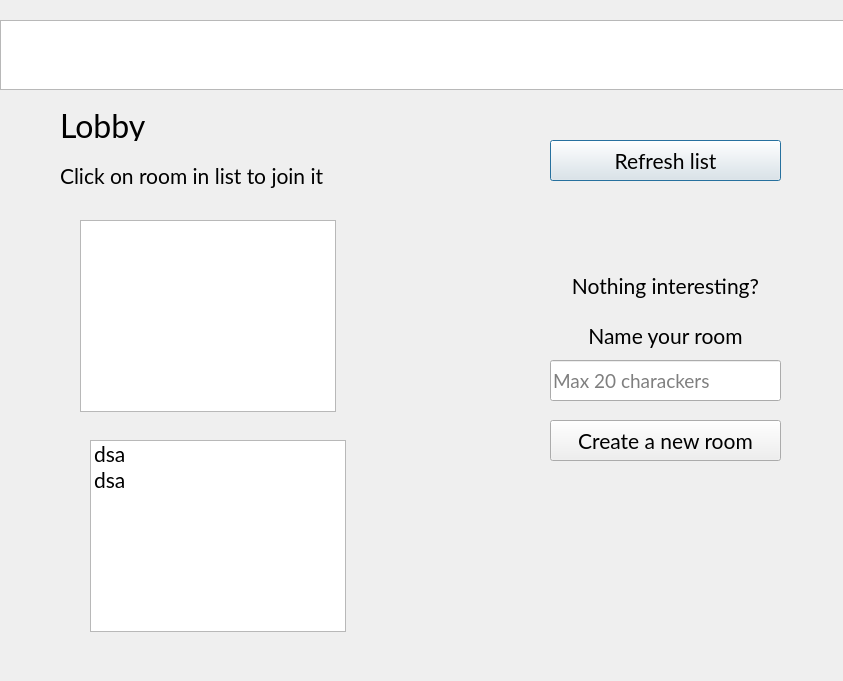
First picture: the form in src/client/lobby.ui, repository GPlaczek/Networking, before the edit.
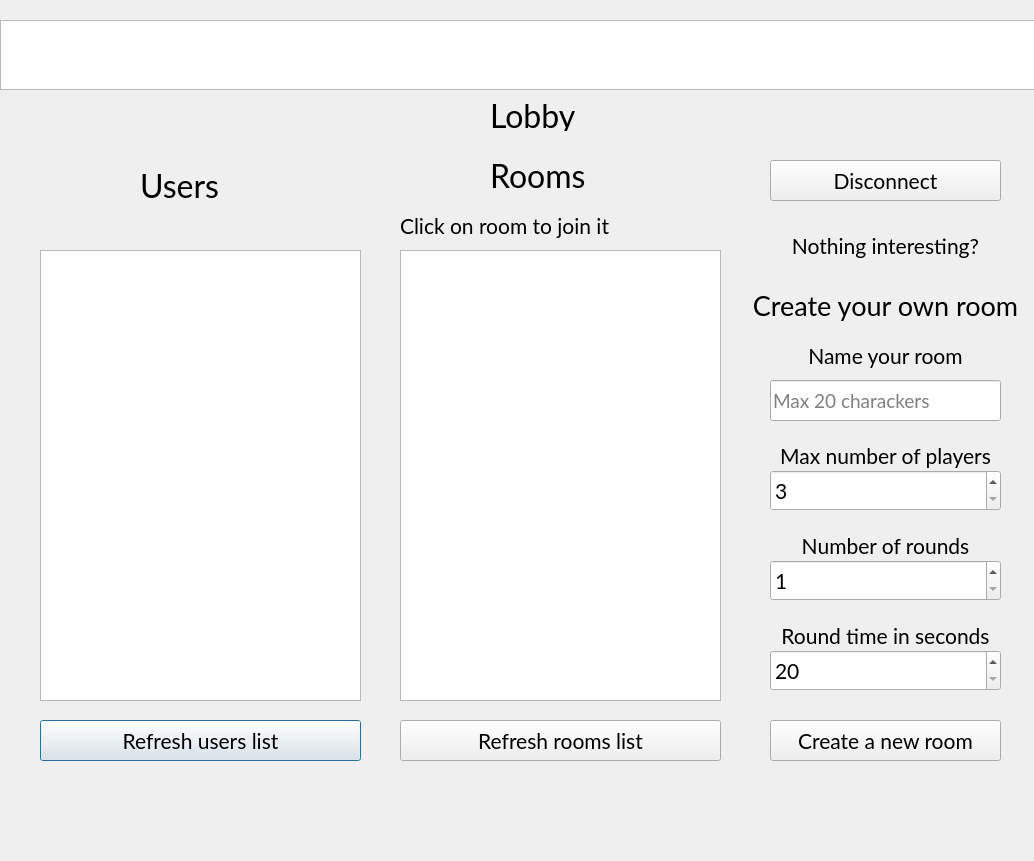
Second picture: the form after the edit.

Commit message: #7 Update lobby, add waiting and game room

What changed in the file:
```diff
--- a/src/client/lobby.ui
+++ b/src/client/lobby.ui
@@ -6,8 +6,8 @@
    <rect>
     <x>0</x>
     <y>0</y>
-    <width>843</width>
-    <height>681</height>
+    <width>1034</width>
+    <height>861</height>
    </rect>
   </property>
   <property name="font">
@@ -22,51 +22,31 @@
   <widget class="QPushButton" name="refreshBtn">
    <property name="geometry">
     <rect>
-     <x>550</x>
-     <y>140</y>
-     <width>231</width>
+     <x>40</x>
+     <y>720</y>
+     <width>321</width>
      <height>41</height>
     </rect>
    </property>
    <property name="text">
-    <string>Refresh list</string>
+    <string>Refresh users list</string>
    </property>
   </widget>
-  <widget class="QListView" name="listView">
+  <widget class="QListWidget" name="usersList">
    <property name="geometry">
     <rect>
-     <x>80</x>
-     <y>220</y>
-     <width>256</width>
-     <height>192</height>
+     <x>40</x>
+     <y>250</y>
+     <width>321</width>
+     <height>451</height>
     </rect>
    </property>
   </widget>
-  <widget class="QListWidget" name="listWidget">
-   <property name="geometry">
-    <rect>
-     <x>90</x>
-     <y>440</y>
-     <width>256</width>
-     <height>192</height>
-    </rect>
-   </property>
-   <item>
-    <property name="text">
-     <string>dsa</string>
-    </property>
-   </item>
-   <item>
-    <property name="text">
-     <string>dsa</string>
-    </property>
-   </item>
-  </widget>
   <widget class="QPushButton" name="createRoomBtn">
    <property name="geometry">
     <rect>
-     <x>550</x>
-     <y>420</y>
+     <x>770</x>
+     <y>720</y>
      <width>231</width>
      <height>41</height>
     </rect>
@@ -78,14 +58,14 @@
   <widget class="QLabel" name="label">
    <property name="geometry">
     <rect>
-     <x>60</x>
-     <y>160</y>
+     <x>400</x>
+     <y>210</y>
      <width>331</width>
      <height>31</height>
     </rect>
    </property>
    <property name="text">
-    <string>Click on room in list to join it</string>
+    <string>Click on room to join it</string>
    </property>
    <property name="alignment">
     <set>Qt::AlignLeading|Qt::AlignLeft|Qt::AlignVCenter</set>
@@ -94,8 +74,8 @@
   <widget class="QLabel" name="label_2">
    <property name="geometry">
     <rect>
-     <x>550</x>
-     <y>270</y>
+     <x>770</x>
+     <y>230</y>
      <width>231</width>
      <height>31</height>
     </rect>
@@ -110,8 +90,8 @@
   <widget class="QLabel" name="label_3">
    <property name="geometry">
     <rect>
-     <x>60</x>
-     <y>110</y>
+     <x>490</x>
+     <y>100</y>
      <width>201</width>
      <height>31</height>
     </rect>
@@ -132,8 +112,8 @@
   <widget class="QLabel" name="label_4">
    <property name="geometry">
     <rect>
-     <x>550</x>
-     <y>320</y>
+     <x>770</x>
+     <y>340</y>
      <width>231</width>
      <height>31</height>
     </rect>
@@ -148,8 +128,8 @@
   <widget class="QLineEdit" name="roomName">
    <property name="geometry">
     <rect>
-     <x>550</x>
-     <y>360</y>
+     <x>770</x>
+     <y>380</y>
      <width>231</width>
      <height>41</height>
     </rect>
@@ -184,7 +164,7 @@
     <rect>
      <x>0</x>
      <y>20</y>
-     <width>851</width>
+     <width>1041</width>
      <height>70</height>
     </rect>
    </property>
@@ -214,6 +194,204 @@
 &lt;p style=&quot;-qt-paragraph-type:empty; margin-top:0px; margin-bottom:0px; margin-left:0px; margin-right:0px; -qt-block-indent:0; text-indent:0px;&quot;&gt;&lt;br /&gt;&lt;/p&gt;&lt;/body&gt;&lt;/html&gt;</string>
    </property>
   </widget>
+  <widget class="QPushButton" name="disconnectBtn">
+   <property name="geometry">
+    <rect>
+     <x>770</x>
+     <y>160</y>
+     <width>231</width>
+     <height>41</height>
+    </rect>
+   </property>
+   <property name="text">
+    <string>Disconnect</string>
+   </property>
+  </widget>
+  <widget class="QPushButton" name="refreshRoomListBtn">
+   <property name="geometry">
+    <rect>
+     <x>400</x>
+     <y>720</y>
+     <width>321</width>
+     <height>41</height>
+    </rect>
+   </property>
+   <property name="text">
+    <string>Refresh rooms list</string>
+   </property>
+  </widget>
+  <widget class="QLabel" name="label_5">
+   <property name="geometry">
+    <rect>
+     <x>490</x>
+     <y>160</y>
+     <width>201</width>
+     <height>31</height>
+    </rect>
+   </property>
+   <property name="font">
+    <font>
+     <family>Lato</family>
+     <pointsize>24</pointsize>
+    </font>
+   </property>
+   <property name="text">
+    <string>Rooms</string>
+   </property>
+   <property name="alignment">
+    <set>Qt::AlignLeading|Qt::AlignLeft|Qt::AlignVCenter</set>
+   </property>
+  </widget>
+  <widget class="QLabel" name="label_6">
+   <property name="geometry">
+    <rect>
+     <x>140</x>
+     <y>170</y>
+     <width>201</width>
+     <height>31</height>
+    </rect>
+   </property>
+   <property name="font">
+    <font>
+     <family>Lato</family>
+     <pointsize>24</pointsize>
+    </font>
+   </property>
+   <property name="text">
+    <string>Users</string>
+   </property>
+   <property name="alignment">
+    <set>Qt::AlignLeading|Qt::AlignLeft|Qt::AlignVCenter</set>
+   </property>
+  </widget>
+  <widget class="QListWidget" name="roomsList">
+   <property name="geometry">
+    <rect>
+     <x>400</x>
+     <y>250</y>
+     <width>321</width>
+     <height>451</height>
+    </rect>
+   </property>
+  </widget>
+  <widget class="QSpinBox" name="maxPlayers">
+   <property name="geometry">
+    <rect>
+     <x>770</x>
+     <y>470</y>
+     <width>231</width>
+     <height>41</height>
+    </rect>
+   </property>
+   <property name="minimum">
+    <number>3</number>
+   </property>
+   <property name="maximum">
+    <number>10</number>
+   </property>
+  </widget>
+  <widget class="QLabel" name="label_7">
+   <property name="geometry">
+    <rect>
+     <x>770</x>
+     <y>440</y>
+     <width>231</width>
+     <height>31</height>
+    </rect>
+   </property>
+   <property name="text">
+    <string>Max number of players</string>
+   </property>
+   <property name="alignment">
+    <set>Qt::AlignCenter</set>
+   </property>
+  </widget>
+  <widget class="QLabel" name="label_8">
+   <property name="geometry">
+    <rect>
+     <x>770</x>
+     <y>530</y>
+     <width>231</width>
+     <height>31</height>
+    </rect>
+   </property>
+   <property name="text">
+    <string>Number of rounds</string>
+   </property>
+   <property name="alignment">
+    <set>Qt::AlignCenter</set>
+   </property>
+  </widget>
+  <widget class="QSpinBox" name="nRounds">
+   <property name="geometry">
+    <rect>
+     <x>770</x>
+     <y>560</y>
+     <width>231</width>
+     <height>41</height>
+    </rect>
+   </property>
+   <property name="minimum">
+    <number>1</number>
+   </property>
+   <property name="maximum">
+    <number>10</number>
+   </property>
+  </widget>
+  <widget class="QLabel" name="label_9">
+   <property name="geometry">
+    <rect>
+     <x>770</x>
+     <y>620</y>
+     <width>231</width>
+     <height>31</height>
+    </rect>
+   </property>
+   <property name="text">
+    <string>Round time in seconds</string>
+   </property>
+   <property name="alignment">
+    <set>Qt::AlignCenter</set>
+   </property>
+  </widget>
+  <widget class="QSpinBox" name="roundTime">
+   <property name="geometry">
+    <rect>
+     <x>770</x>
+     <y>650</y>
+     <width>231</width>
+     <height>41</height>
+    </rect>
+   </property>
+   <property name="minimum">
+    <number>20</number>
+   </property>
+   <property name="maximum">
+    <number>600</number>
+   </property>
+  </widget>
+  <widget class="QLabel" name="label_10">
+   <property name="geometry">
+    <rect>
+     <x>750</x>
+     <y>290</y>
+     <width>271</width>
+     <height>31</height>
+    </rect>
+   </property>
+   <property name="font">
+    <font>
+     <family>Lato</family>
+     <pointsize>20</pointsize>
+    </font>
+   </property>
+   <property name="text">
+    <string>Create your own room</string>
+   </property>
+   <property name="alignment">
+    <set>Qt::AlignCenter</set>
+   </property>
+  </widget>
  </widget>
  <resources/>
  <connections/>
```
Left out of the diff: 2 changed lines with no effect on the pictures. The commit also changes 9 other files.
